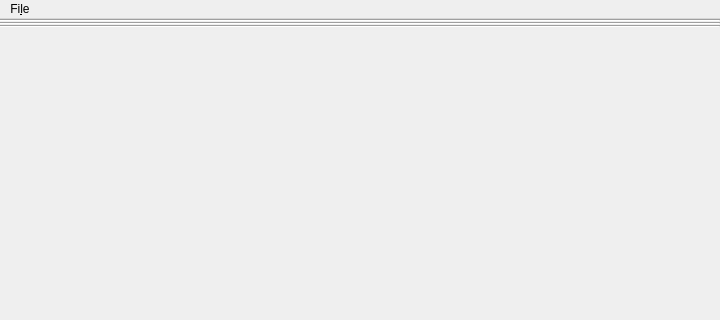
SanderTheDragon/Qtendo, file ui/window.ui: the form before one commit; both pictures show x 0 to 720 and y 0 to 320 of the 720 by 480 pixel window.
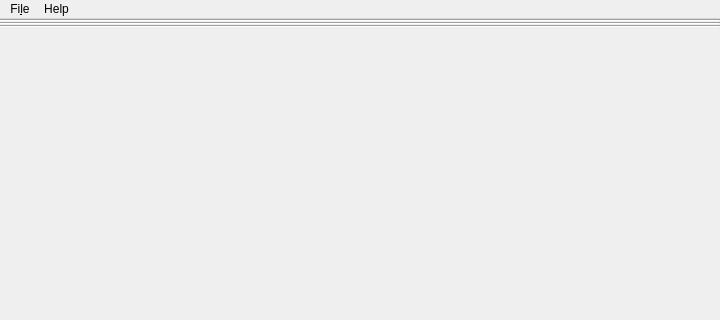
The form after the commit. Icons and pictures are not drawn.

```diff
--- a/ui/window.ui
+++ b/ui/window.ui
@@ -130,7 +130,14 @@
     <addaction name="separator"/>
     <addaction name="actionQuit"/>
    </widget>
+   <widget class="QMenu" name="menuHelp">
+    <property name="title">
+     <string>Help</string>
+    </property>
+    <addaction name="actionAbout"/>
+   </widget>
    <addaction name="menuFile"/>
+   <addaction name="menuHelp"/>
   </widget>
   <widget class="QStatusBar" name="statusBar">
    <property name="sizeGripEnabled">
```
Left out of the diff: 19 changed lines with no effect on the pictures.
